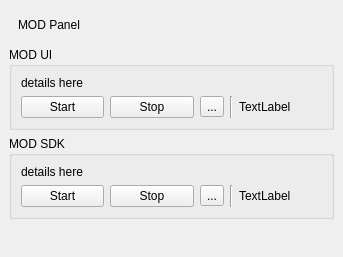
This is resources/ui/mod_panel.ui in mod-audio/mod-panel as Qt 5 draws it before an edit. The edited form follows.
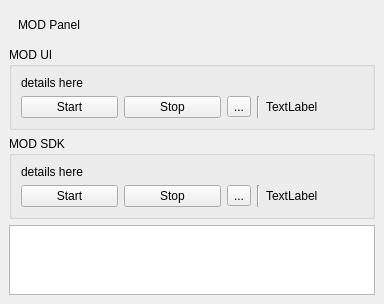
This is the edited form.

```diff
--- a/resources/ui/mod_panel.ui
+++ b/resources/ui/mod_panel.ui
@@ -6,8 +6,8 @@
    <rect>
     <x>0</x>
     <y>0</y>
-    <width>343</width>
-    <height>257</height>
+    <width>384</width>
+    <height>272</height>
    </rect>
   </property>
   <property name="windowTitle">
@@ -139,17 +139,7 @@
      </widget>
     </item>
     <item>
-     <spacer name="spacer_bottom">
-      <property name="orientation">
-       <enum>Qt::Vertical</enum>
-      </property>
-      <property name="sizeHint" stdset="0">
-       <size>
-        <width>20</width>
-        <height>40</height>
-       </size>
-      </property>
-     </spacer>
+     <widget class="QTextBrowser" name="textBrowser"/>
     </item>
    </layout>
   </widget>
```
Left out of the diff: 4 changed lines with no effect on the pictures.
